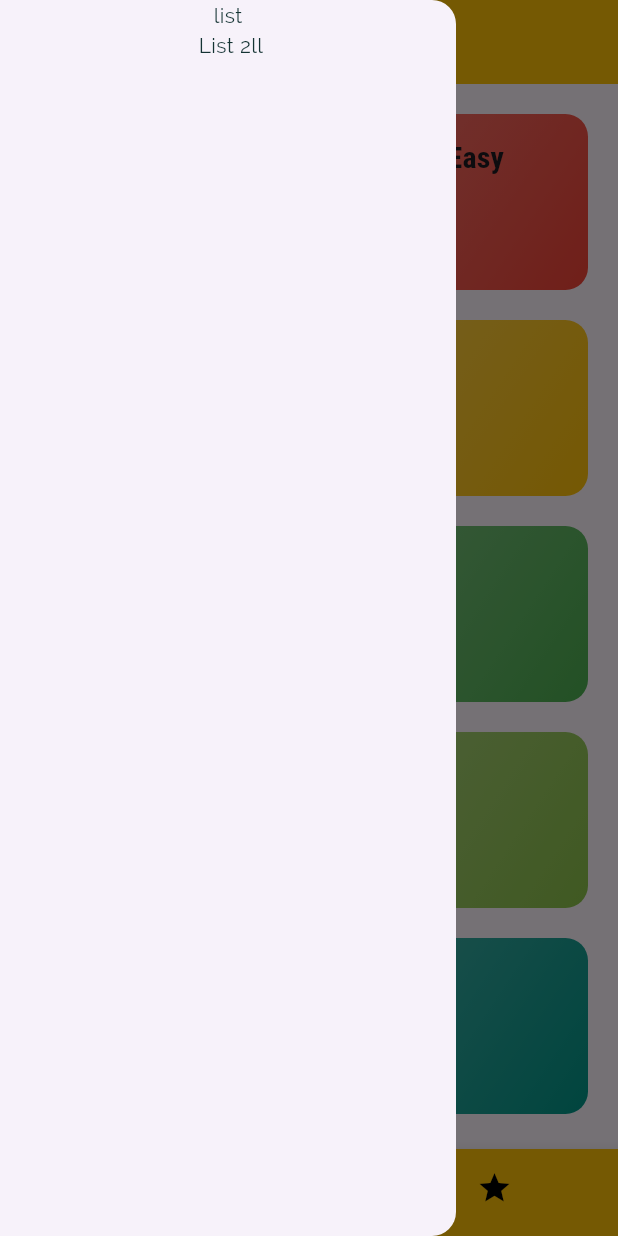
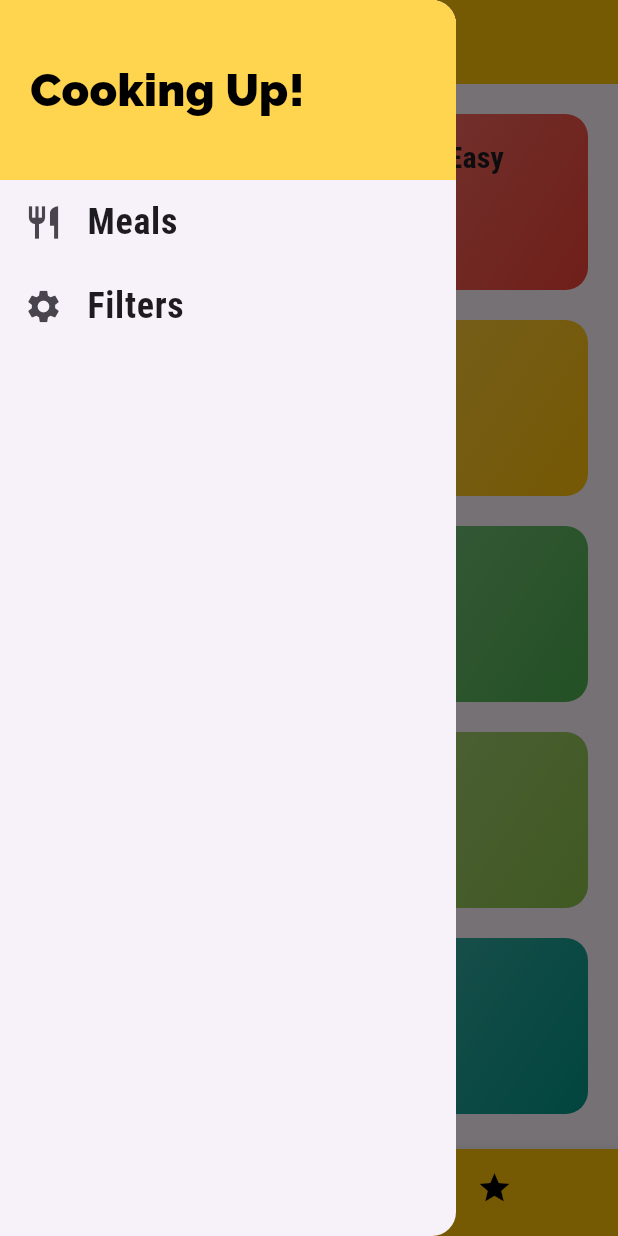
Before and after one commit to emmaephrim/DishDiscover, a Flutter app: the screen it shows after launch, with the side drawer open, on a phone screen of 412 x 824 dp. Run offline on Flutter 3.47's test engine with Material 3 defaults, Android fonts, the phone set to English and light mode, and no system bars.

Commit message:
feat: drawer items initialization

```diff
--- a/lib/screen/tabs_screen.dart
+++ b/lib/screen/tabs_screen.dart
@@ -1,5 +1,6 @@
-import 'package:dish_discover/screen/categories_screen.dart';
-import 'package:dish_discover/screen/favorites_screen.dart';
+import 'categories_screen.dart';
+import 'favorites_screen.dart';
+import '../widgets/main_drawer.dart';
 import 'package:flutter/material.dart';
 
 class TabsScreen extends StatefulWidget {
@@ -23,17 +24,7 @@ class _TabsScreenState extends State<TabsScreen> {
   @override
   Widget build(BuildContext context) {
     return Scaffold(
-      appBar: AppBar(
-        leading: Builder(
-          builder: (context) {
-            return InkWell(
-              onTap: () => Scaffold.of(context).openDrawer(),
-              child: Icon(Icons.menu),
-            );
-          },
-        ),
-        title: Text('Dish Discover'),
-      ),
+      appBar: AppBar(title: Text('Dish Discover')),
       body: _pages[_selectedPageIndex],
       bottomNavigationBar: BottomNavigationBar(
         unselectedItemColor: Colors.black,
@@ -54,9 +45,7 @@ class _TabsScreenState extends State<TabsScreen> {
           ),
         ],
       ),
-      drawer: Drawer(
-        child: Column(children: [Text("list"), Text(" List 2ll")]),
-      ),
+      drawer: MainDrawer(),
     );
   }
 }
--- /dev/null
+++ b/lib/widgets/main_drawer.dart
@@ -0,0 +1,53 @@
+import 'package:flutter/material.dart';
+
+class MainDrawer extends StatefulWidget {
+  const MainDrawer({super.key});
+
+  @override
+  State<MainDrawer> createState() => _MainDrawerState();
+}
+
+class _MainDrawerState extends State<MainDrawer> {
+  Widget buildListTile(String text, IconData icon) {
+    return ListTile(
+      leading: Icon(icon, size: 26),
+      title: Text(
+        text,
+        style: TextStyle(
+          fontFamily: 'RobotoCondensed',
+          fontSize: 24,
+          fontWeight: FontWeight.bold,
+        ),
+      ),
+      onTap: () => {},
+    );
+  }
+
+  @override
+  Widget build(BuildContext context) {
+    return Drawer(
+      child: Column(
+        children: [
+          Container(
+            width: double.infinity,
+            padding: EdgeInsets.all(20),
+            height: 120,
+            alignment: Alignment.centerLeft,
+            color: Colors.amber[300],
+            child: Text(
+              "Cooking Up!",
+              style: TextStyle(
+                fontWeight: FontWeight.w900,
+                fontSize: 30,
+                color: Colors.black,
+              ),
+            ),
+          ),
+          SizedBox(width: 20),
+          buildListTile("Meals", Icons.restaurant),
+          buildListTile("Filters", Icons.settings),
+        ],
+      ),
+    );
+  }
+}
```
